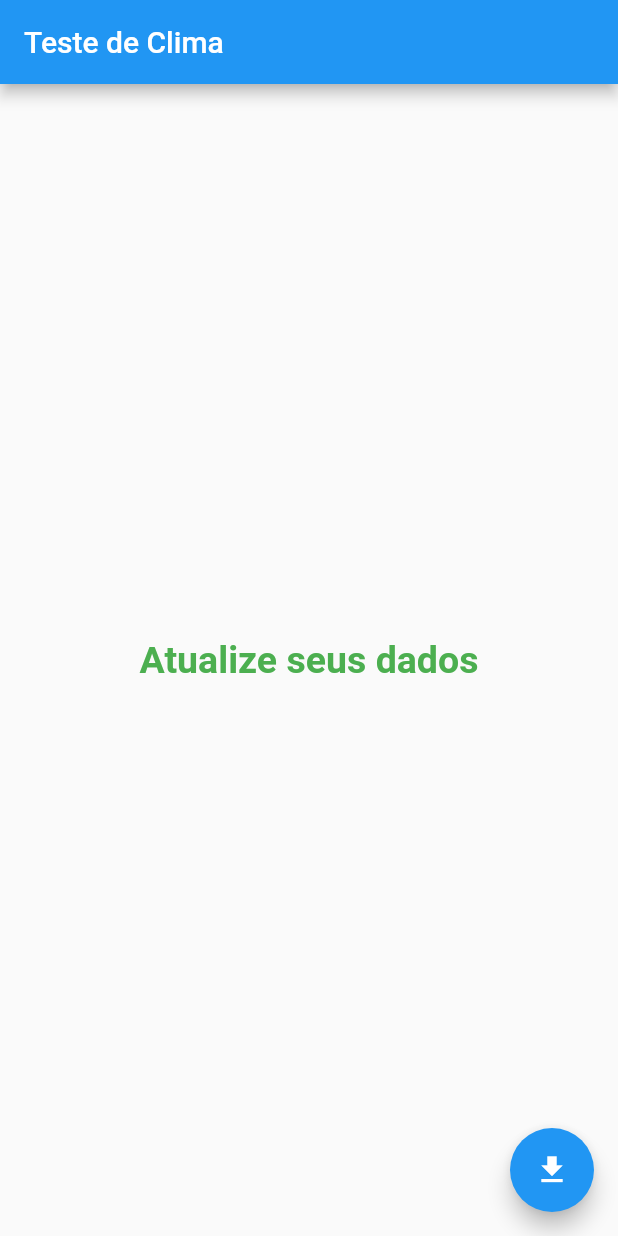
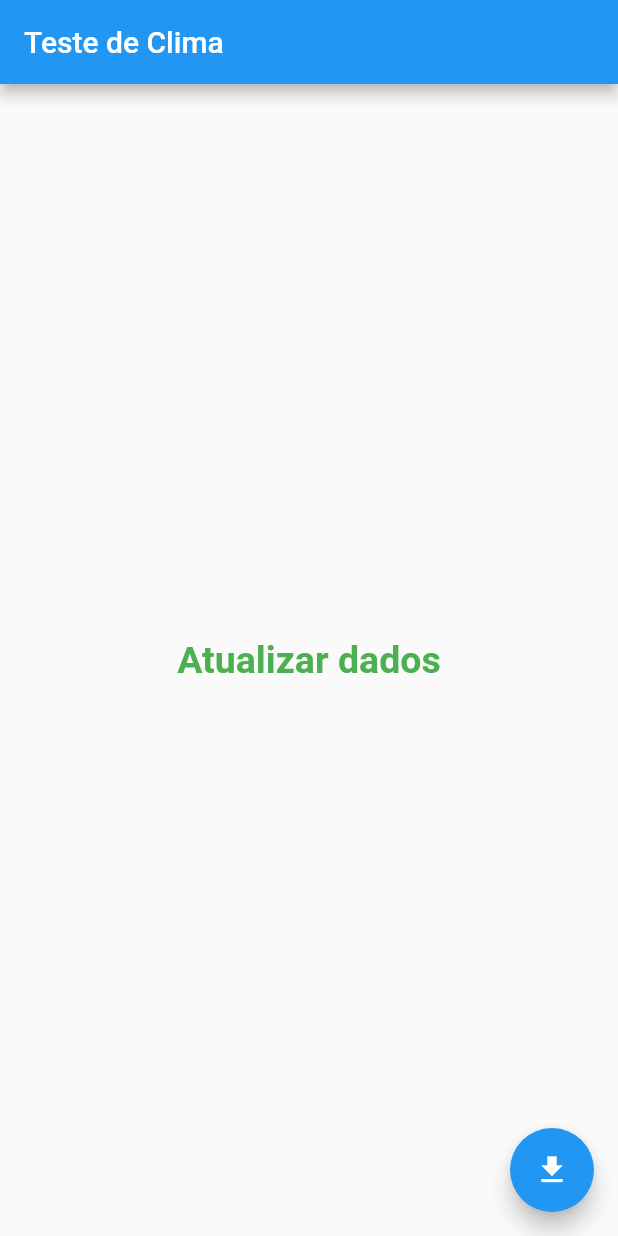
Before and after one commit to williamrichaard/project-flutter-testing, a Flutter app: the screen it shows after launch, on a phone screen of 412 x 824 dp. Run offline on Flutter 3.47's test engine with Material 2 defaults, Android fonts, the phone set to English and light mode, and no system bars; our stand-ins replace dio, freezed_annotation.

```diff
--- a/lib/presentation/widgets/init_title.dart
+++ b/lib/presentation/widgets/init_title.dart
@@ -9,7 +9,7 @@ class InitTitle extends StatelessWidget {
   Widget build(BuildContext context) {
     return const Center(
         child: Text(
-      "Atualize seus dados",
+      "Atualizar dados",
       style: TextStyle(
         color: Colors.green,
         fontSize: 25,
```
